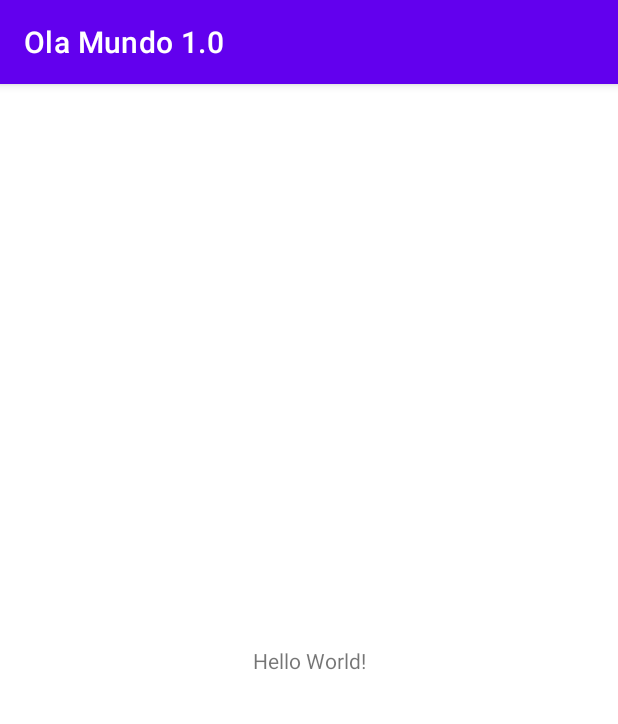
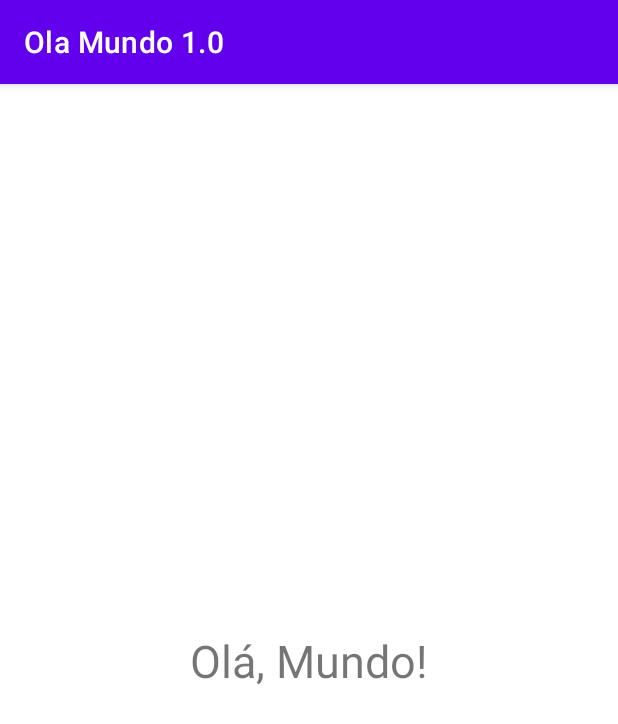
Before and after one commit to josevini/android, an Android app: the screen it shows after launch (MainActivity), on a phone screen of 412 x 824 dp. Shown: the top 724 px of the screen. Run offline under Robolectric (Android 15) with nearby library versions, the phone set to English and light mode, and no system bars.

Commit message:
Update activity_main.xml

```diff
--- a/OlaMundo10/app/src/main/res/layout/activity_main.xml
+++ b/OlaMundo10/app/src/main/res/layout/activity_main.xml
@@ -9,7 +9,8 @@
     <TextView
         android:layout_width="wrap_content"
         android:layout_height="wrap_content"
-        android:text="Hello World!"
+        android:text="Olá, Mundo!"
+        android:textSize="30sp"
         app:layout_constraintBottom_toBottomOf="parent"
         app:layout_constraintLeft_toLeftOf="parent"
         app:layout_constraintRight_toRightOf="parent"
```
